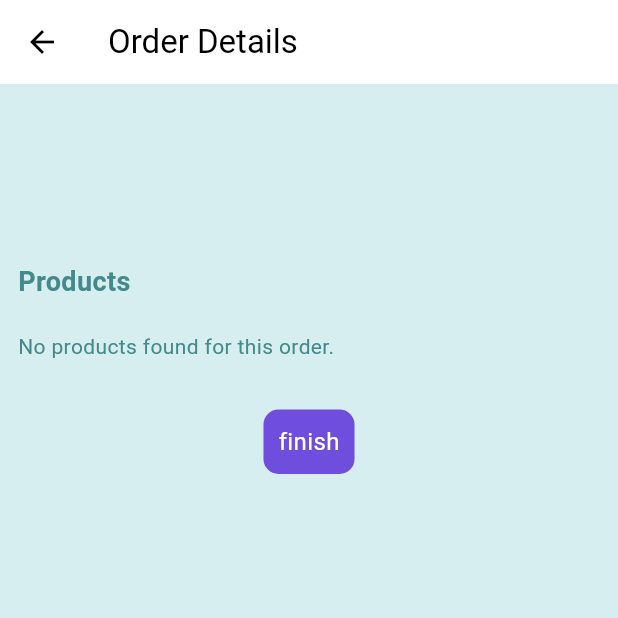
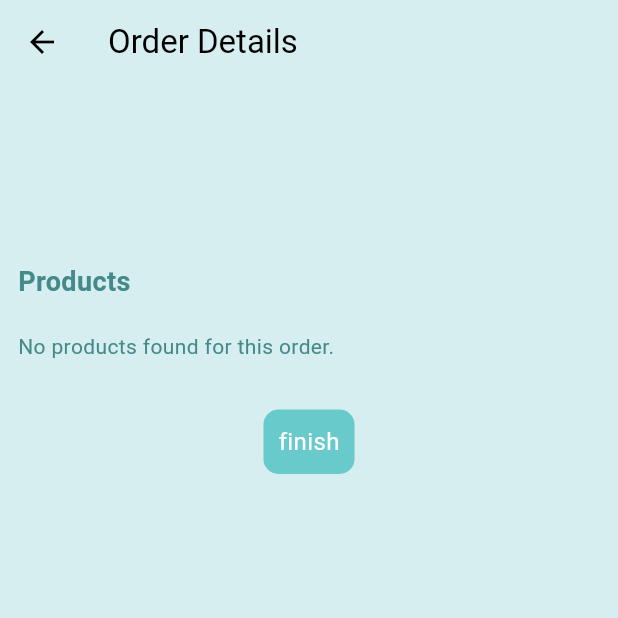
Before and after one commit to Ammarrrrrrr/DEPI, a Flutter app: the SingleOrder screen opened directly with empty values, on a phone screen of 412 x 824 dp, the top half of it. Run offline on Flutter 3.47's test engine with Material 3 defaults, Android fonts, the phone set to English and light mode, and no system bars; our stand-ins replace animate_do, cloud_firestore, firebase_auth, firebase_core, flutter_svg; accounts and stored records are empty.

```diff
--- a/lib/pages/admin/admin_ui.dart
+++ b/lib/pages/admin/admin_ui.dart
@@ -98,7 +98,7 @@ class _AdminUiState extends State<AdminUi> {
                       child: ElevatedButton(
                         style: ElevatedButton.styleFrom(
                           backgroundColor: tabProvider.selectedIndex == 0
-                              ? Color(0xFF452CE8)
+                              ? Color(0xff71D3D5)
                               : Colors.grey[300],
                         ),
                         onPressed: () => tabProvider.selectTab(0),
@@ -117,7 +117,7 @@ class _AdminUiState extends State<AdminUi> {
                       child: ElevatedButton(
                         style: ElevatedButton.styleFrom(
                           backgroundColor: tabProvider.selectedIndex == 1
-                              ? Color(0xFF452CE8)
+                              ? Color(0xff71D3D5)
                               : Colors.grey[300],
                         ),
                         onPressed: () => tabProvider.selectTab(1),
--- a/lib/pages/order/order.dart
+++ b/lib/pages/order/order.dart
@@ -40,7 +40,9 @@ class SingleOrder extends StatelessWidget {
     final _store = Provider.of<StoreService>(context, listen: false);
 
     return Scaffold(
-      appBar: AppBar(title: Text('Order Details')),
+      appBar: AppBar(
+        backgroundColor: Color(0xFFD6EEF0),
+        title: Text('Order Details')),
       body: Padding(
         padding: const EdgeInsets.symmetric(vertical: 20, horizontal: 12),
         child: SingleChildScrollView(
@@ -138,7 +140,7 @@ class SingleOrder extends StatelessWidget {
                     padding: const EdgeInsets.all(10),
                     // margin: const EdgeInsets.only(left: 15),
                     decoration: BoxDecoration(
-                      color: const Color.fromARGB(206, 87, 40, 218),
+                      color: const Color.fromARGB(255, 105, 202, 204),
                       borderRadius: BorderRadius.circular(10),
                     ),
                     child: Text(
```
Also changed, not shown: lib/pages/auth/views/login_with_email.dart (+29 -9 lines), lib/pages/auth/views/signup_with_email.dart (+47 -47 lines).
